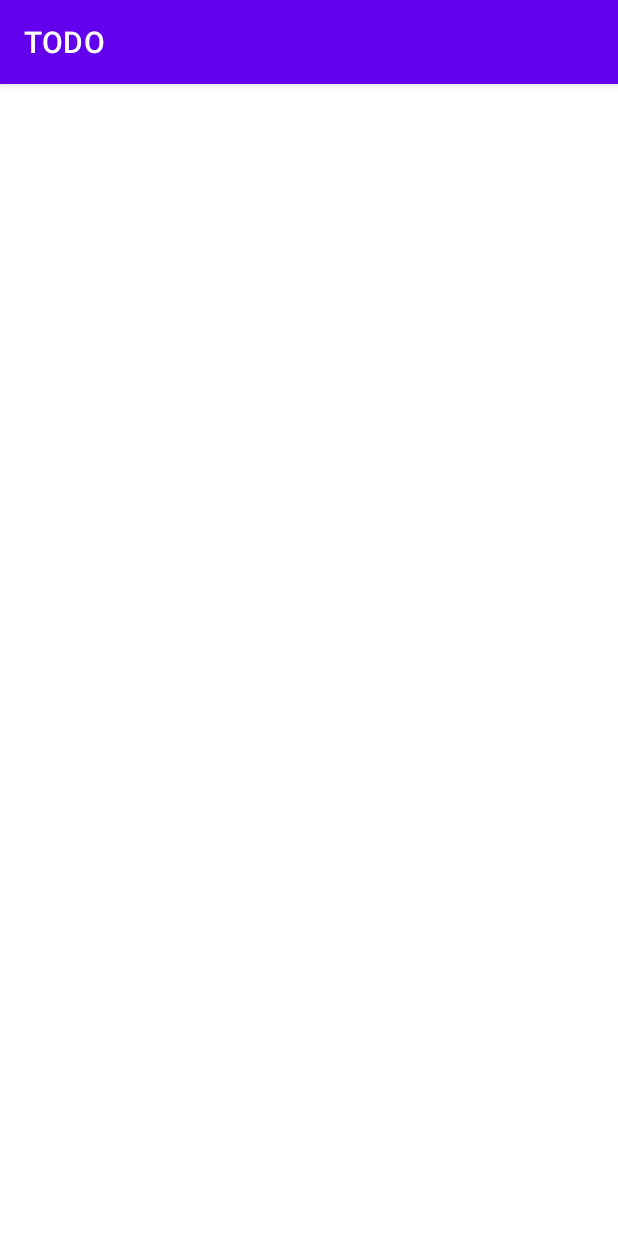
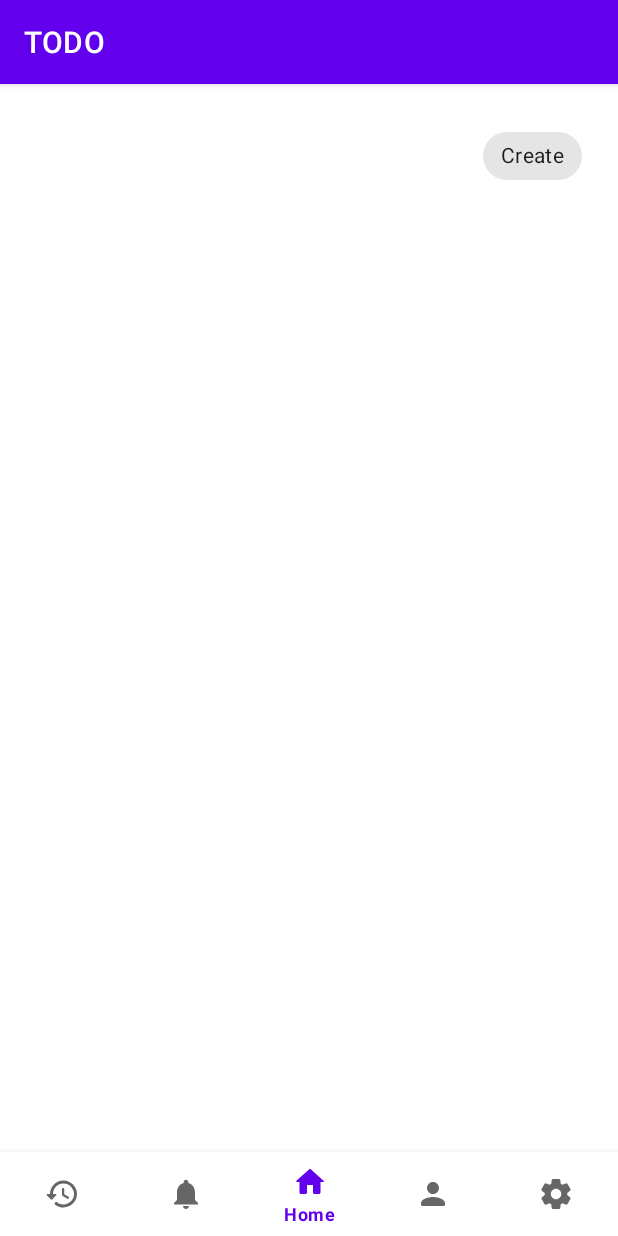
Before and after one commit to abhibarkade/TODO, an Android app: the screen it shows after launch (ChangePassword before the commit, MainActivity after it), on a phone screen of 412 x 824 dp. Run offline under Robolectric (Android 15) with nearby library versions, the phone set to English and light mode, and no system bars; our stand-ins replace data binding, navigation-ui.

Commit message:
setup FragmentContainerView and BottomNavigationView

```diff
--- a/app/src/main/java/com/abhibarkade/todo/MainActivity.java
+++ b/app/src/main/java/com/abhibarkade/todo/MainActivity.java
@@ -1,14 +1,66 @@
 package com.abhibarkade.todo;
 
+import android.annotation.SuppressLint;
+import android.os.Bundle;
+
 import androidx.appcompat.app.AppCompatActivity;
+import androidx.navigation.NavController;
+import androidx.navigation.fragment.NavHostFragment;
+import androidx.navigation.ui.AppBarConfiguration;
+import androidx.navigation.ui.NavigationUI;
 
-import android.os.Bundle;
+import com.abhibarkade.todo.databinding.ActivityMainBinding;
+import com.google.android.material.bottomnavigation.BottomNavigationView;
+import com.google.android.material.navigation.NavigationView;
 
 public class MainActivity extends AppCompatActivity {
 
+    ActivityMainBinding binding;
+
+    BottomNavigationView navView;
+    AppBarConfiguration appBarConfiguration;
+
+    @SuppressLint("NonConstantResourceId")
     @Override
     protected void onCreate(Bundle savedInstanceState) {
         super.onCreate(savedInstanceState);
-        setContentView(R.layout.activity_main);
+        binding = ActivityMainBinding.inflate(getLayoutInflater());
+        setContentView(binding.getRoot());
+
+        setUpNav();
+
+//        NavController navController = Navigation.findNavController(this, R.id.frag);
+//        final NavHostFragment navHostFragment = (NavHostFragment) getSupportFragmentManager().findFragmentById(R.id.nav_host_fragment);
+//        final NavController navController = navHostFragment.getNavController();
+//
+////        NavigationUI.setupWithNavController(binding.menu, navController);
+//
+//        binding.menu.setOnItemSelectedListener(item -> {
+//            switch (item.getItemId()) {
+//                case R.id.fragment_Home:
+//                    navController.navigate(R.id.fragment_Home);
+//                    break;
+//                case R.id.fragment_Profile:
+//                    navController.navigate(R.id.fragment_Profile);
+//                    break;
+//                case R.id.fragment_History:
+//                    navController.navigate(R.id.fragment_History);
+//                    break;
+//                case R.id.fragment_Notification:
+//                    navController.navigate(R.id.fragment_Notification);
+//                    break;
+//                case R.id.fragment_Setting:
+//                    navController.navigate(R.id.fragment_Setting);
+//                    break;
+//            }
+//            return false;
+//        });
+    }
+
+    private void setUpNav(){
+        navView = binding.menu;
+        NavHostFragment navHostFragment = (NavHostFragment) getSupportFragmentManager().findFragmentById(R.id.nav_host_fragment);
+        NavController navController = navHostFragment.getNavController();
+        NavigationUI.setupWithNavController(navView,navController);
     }
 }
--- /dev/null
+++ b/app/src/main/res/drawable/ic_history.xml
@@ -0,0 +1,5 @@
+<vector android:height="24dp" android:tint="#000000"
+    android:viewportHeight="24" android:viewportWidth="24"
+    android:width="24dp" xmlns:android="http://schemas.android.com/apk/res/android">
+    <path android:fillColor="@android:color/white" android:pathData="M13.26,3C8.17,2.86 4,6.95 4,12L2.21,12c-0.45,0 -0.67,0.54 -0.35,0.85l2.79,2.8c0.2,0.2 0.51,0.2 0.71,0l2.79,-2.8c0.31,-0.31 0.09,-0.85 -0.36,-0.85L6,12c0,-3.9 3.18,-7.05 7.1,-7 3.72,0.05 6.85,3.18 6.9,6.9 0.05,3.91 -3.1,7.1 -7,7.1 -1.61,0 -3.1,-0.55 -4.28,-1.48 -0.4,-0.31 -0.96,-0.28 -1.32,0.08 -0.42,0.42 -0.39,1.13 0.08,1.49C9,20.29 10.91,21 13,21c5.05,0 9.14,-4.17 9,-9.26 -0.13,-4.69 -4.05,-8.61 -8.74,-8.74zM12.75,8c-0.41,0 -0.75,0.34 -0.75,0.75v3.68c0,0.35 0.19,0.68 0.49,0.86l3.12,1.85c0.36,0.21 0.82,0.09 1.03,-0.26 0.21,-0.36 0.09,-0.82 -0.26,-1.03l-2.88,-1.71v-3.4c0,-0.4 -0.34,-0.74 -0.75,-0.74z"/>
+</vector>
--- /dev/null
+++ b/app/src/main/res/drawable/ic_notification.xml
@@ -0,0 +1,5 @@
+<vector android:height="24dp" android:tint="#000000"
+    android:viewportHeight="24" android:viewportWidth="24"
+    android:width="24dp" xmlns:android="http://schemas.android.com/apk/res/android">
+    <path android:fillColor="@android:color/white" android:pathData="M12,22c1.1,0 2,-0.9 2,-2h-4c0,1.1 0.89,2 2,2zM18,16v-5c0,-3.07 -1.64,-5.64 -4.5,-6.32L13.5,4c0,-0.83 -0.67,-1.5 -1.5,-1.5s-1.5,0.67 -1.5,1.5v0.68C7.63,5.36 6,7.92 6,11v5l-1.29,1.29c-0.63,0.63 -0.19,1.71 0.7,1.71h13.17c0.89,0 1.34,-1.08 0.71,-1.71L18,16z"/>
+</vector>
--- /dev/null
+++ b/app/src/main/res/drawable/ic_setting.xml
@@ -0,0 +1,5 @@
+<vector android:height="24dp" android:tint="#000000"
+    android:viewportHeight="24" android:viewportWidth="24"
+    android:width="24dp" xmlns:android="http://schemas.android.com/apk/res/android">
+    <path android:fillColor="@android:color/white" android:pathData="M19.5,12c0,-0.23 -0.01,-0.45 -0.03,-0.68l1.86,-1.41c0.4,-0.3 0.51,-0.86 0.26,-1.3l-1.87,-3.23c-0.25,-0.44 -0.79,-0.62 -1.25,-0.42l-2.15,0.91c-0.37,-0.26 -0.76,-0.49 -1.17,-0.68l-0.29,-2.31C14.8,2.38 14.37,2 13.87,2h-3.73C9.63,2 9.2,2.38 9.14,2.88L8.85,5.19c-0.41,0.19 -0.8,0.42 -1.17,0.68L5.53,4.96c-0.46,-0.2 -1,-0.02 -1.25,0.42L2.41,8.62c-0.25,0.44 -0.14,0.99 0.26,1.3l1.86,1.41C4.51,11.55 4.5,11.77 4.5,12s0.01,0.45 0.03,0.68l-1.86,1.41c-0.4,0.3 -0.51,0.86 -0.26,1.3l1.87,3.23c0.25,0.44 0.79,0.62 1.25,0.42l2.15,-0.91c0.37,0.26 0.76,0.49 1.17,0.68l0.29,2.31C9.2,21.62 9.63,22 10.13,22h3.73c0.5,0 0.93,-0.38 0.99,-0.88l0.29,-2.31c0.41,-0.19 0.8,-0.42 1.17,-0.68l2.15,0.91c0.46,0.2 1,0.02 1.25,-0.42l1.87,-3.23c0.25,-0.44 0.14,-0.99 -0.26,-1.3l-1.86,-1.41C19.49,12.45 19.5,12.23 19.5,12zM12.04,15.5c-1.93,0 -3.5,-1.57 -3.5,-3.5s1.57,-3.5 3.5,-3.5s3.5,1.57 3.5,3.5S13.97,15.5 12.04,15.5z"/>
+</vector>
--- a/app/src/main/res/layout/activity_main.xml
+++ b/app/src/main/res/layout/activity_main.xml
@@ -1,7 +1,14 @@
 <?xml version="1.0" encoding="utf-8"?>
-<androidx.constraintlayout.widget.ConstraintLayout xmlns:android="http://schemas.android.com/apk/res/android"
+
+<layout xmlns:android="http://schemas.android.com/apk/res/android"
     xmlns:app="http://schemas.android.com/apk/res-auto"
-    xmlns:tools="http://schemas.android.com/tools"
+    xmlns:tools="http://schemas.android.com/tools">
+
+    <data>
+
+    </data>
+
+    <androidx.constraintlayout.widget.ConstraintLayout
         android:layout_width="match_parent"
         android:layout_height="match_parent"
         tools:context=".MainActivity">
@@ -11,11 +18,15 @@
             android:name="androidx.navigation.fragment.NavHostFragment"
             android:layout_width="match_parent"
             android:layout_height="match_parent"
-        app:layout_constraintLeft_toLeftOf="parent"
-        app:layout_constraintRight_toRightOf="parent"
-        app:layout_constraintTop_toTopOf="parent"
-        app:layout_constraintBottom_toBottomOf="parent"
             app:defaultNavHost="true"
             app:navGraph="@navigation/nav_graph" />
 
+        <com.google.android.material.bottomnavigation.BottomNavigationView
+            android:id="@+id/menu"
+            android:layout_width="match_parent"
+            android:layout_height="wrap_content"
+            app:layout_constraintBottom_toBottomOf="parent"
+            app:menu="@menu/menu" />
+
     </androidx.constraintlayout.widget.ConstraintLayout>
+</layout>
--- /dev/null
+++ b/app/src/main/res/menu/menu.xml
@@ -0,0 +1,30 @@
+<?xml version="1.0" encoding="utf-8"?>
+<menu xmlns:android="http://schemas.android.com/apk/res/android">
+
+    <item
+        android:id="@+id/fragment_History"
+        android:icon="@drawable/ic_history"
+        android:title="History" />
+
+    <item
+        android:id="@+id/fragment_Notification"
+        android:icon="@drawable/ic_notifications"
+        android:title="Notification" />
+
+    <item
+        android:checked="true"
+        android:id="@+id/fragment_Home"
+        android:icon="@drawable/ic_home"
+        android:title="Home" />
+
+    <item
+        android:id="@+id/fragment_Profile"
+        android:icon="@drawable/ic_person"
+        android:title="Profile" />
+    <item
+        android:id="@+id/fragment_Setting"
+        android:icon="@drawable/ic_setting"
+        android:title="Setting" />
+
+
+</menu>
--- a/app/src/main/res/navigation/nav_graph.xml
+++ b/app/src/main/res/navigation/nav_graph.xml
@@ -9,6 +9,42 @@
         android:id="@+id/fragment_Home"
         android:name="com.abhibarkade.todo.screens.Fragment_Home"
         android:label="fragment__home"
-        tools:layout="@layout/fragment__home" />
+        tools:layout="@layout/fragment__home" >
+        <action
+            android:id="@+id/action_fragment_Home_to_fragment_Profile"
+            app:destination="@id/fragment_Profile" />
+    </fragment>
+    <fragment
+        android:id="@+id/fragment_History"
+        android:name="com.abhibarkade.todo.screens.Fragment_History"
+        android:label="fragment__history"
+        tools:layout="@layout/fragment__history" >
+        <action
+            android:id="@+id/action_fragment_History_to_fragment_Notification"
+            app:destination="@id/fragment_Notification" />
+    </fragment>
+    <fragment
+        android:id="@+id/fragment_Notification"
+        android:name="com.abhibarkade.todo.screens.Fragment_Notification"
+        android:label="fragment__notification"
+        tools:layout="@layout/fragment__notification" >
+        <action
+            android:id="@+id/action_fragment_Notification_to_fragment_Home"
+            app:destination="@id/fragment_Home" />
+    </fragment>
+    <fragment
+        android:id="@+id/fragment_Profile"
+        android:name="com.abhibarkade.todo.screens.Fragment_Profile"
+        android:label="fragment__profile"
+        tools:layout="@layout/fragment__profile" >
+        <action
+            android:id="@+id/action_fragment_Profile_to_fragment_Setting"
+            app:destination="@id/fragment_Setting" />
+    </fragment>
+    <fragment
+        android:id="@+id/fragment_Setting"
+        android:name="com.abhibarkade.todo.screens.Fragment_Setting"
+        android:label="fragment__setting"
+        tools:layout="@layout/fragment__setting" />
 
 </navigation>
```
Also changed, not shown: app/src/main/AndroidManifest.xml (+5 -7 lines), app/src/main/java/com/abhibarkade/todo/screens/Fragment_History.java (added, +66 -0 lines), app/src/main/java/com/abhibarkade/todo/screens/Fragment_Notification.java (added, +66 -0 lines), app/src/main/java/com/abhibarkade/todo/screens/Fragment_Profile.java (added, +66 -0 lines), app/src/main/java/com/abhibarkade/todo/screens/Fragment_Setting.java (added, +66 -0 lines), app/src/main/res/layout/activity_change_password.xml (+20 -20 lines), app/src/main/res/layout/fragment__history.xml (added, +14 -0 lines), app/src/main/res/layout/fragment__notification.xml (added, +15 -0 lines), app/src/main/res/layout/fragment__profile.xml (added, +13 -0 lines), app/src/main/res/layout/fragment__setting.xml (added, +15 -0 lines). Lines whose indentation alone changed are shown as unchanged.
